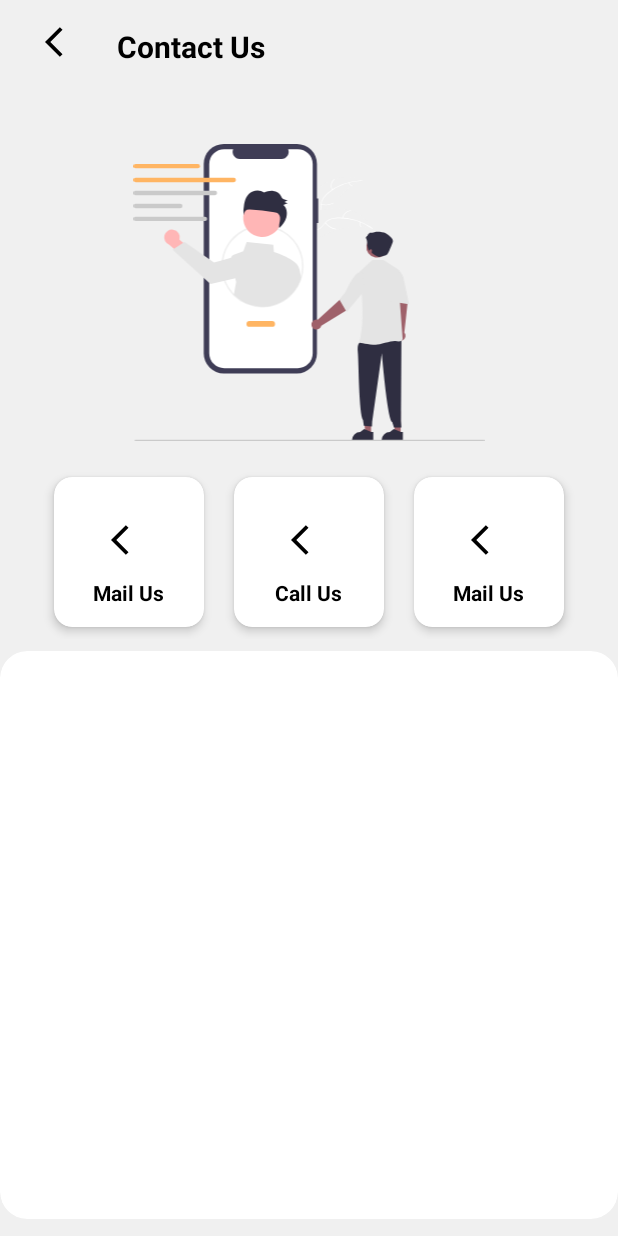
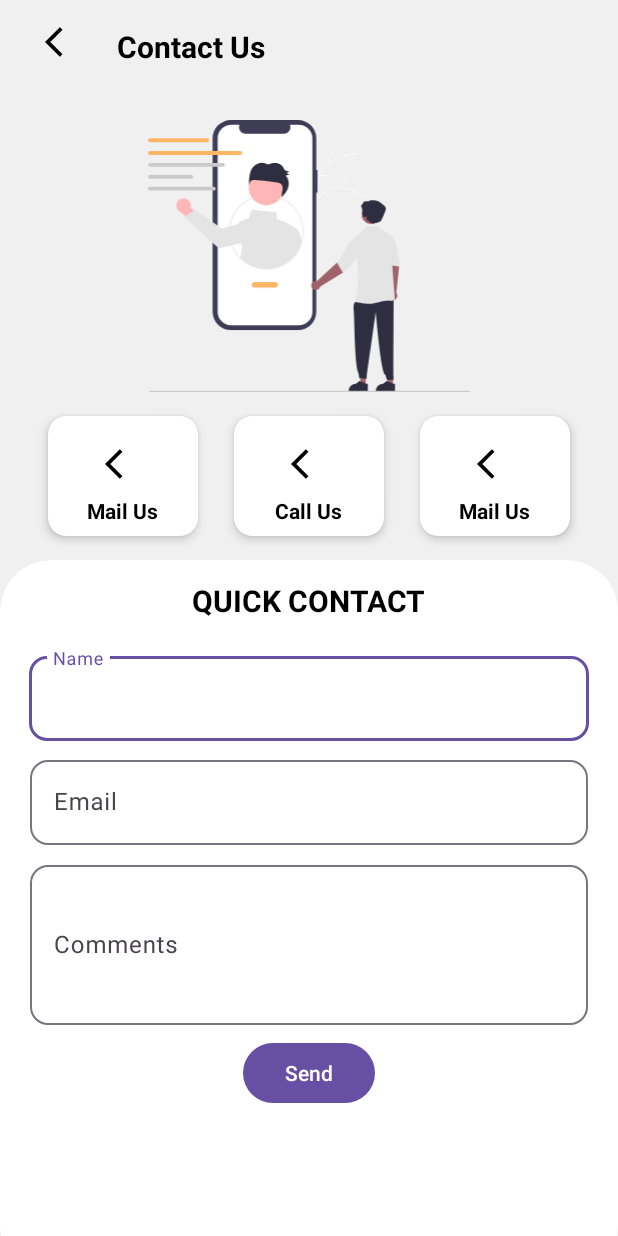
Before and after one commit to hamana21/MAD2023_Team4, an Android app: the ContactUsActivity screen opened directly, with no data from a screen before it, on a phone screen of 412 x 824 dp. Run offline under Robolectric (Android 15) with nearby library versions, the phone set to English and light mode, and no system bars.

Commit message:
Contact Us design

```diff
--- a/app/src/main/res/layout/activity_contact_us.xml
+++ b/app/src/main/res/layout/activity_contact_us.xml
@@ -41,16 +41,17 @@
         android:id="@+id/imageView8"
         android:layout_width="match_parent"
         android:layout_height="0dp"
-        android:layout_margin="32sp"
+        android:layout_margin="16sp"
         android:src="@drawable/support_svg"
-        app:layout_constraintHeight_percent="0.24"
+        app:layout_constraintEnd_toEndOf="parent"
+        app:layout_constraintHeight_percent="0.22"
+        app:layout_constraintStart_toStartOf="parent"
         app:layout_constraintTop_toBottomOf="@+id/linearLayout" />
 
     <androidx.constraintlayout.widget.ConstraintLayout
         android:id="@+id/constraintLayout"
         android:layout_width="match_parent"
         android:layout_height="wrap_content"
-        android:layout_margin="8dp"
         android:padding="8dp"
         app:layout_constraintTop_toBottomOf="@+id/imageView8"
         tools:layout_editor_absoluteX="8dp">
@@ -58,12 +59,12 @@
         <androidx.cardview.widget.CardView
             android:id="@+id/card_call"
             android:layout_width="0dp"
-            android:layout_height="100dp"
+            android:layout_height="80dp"
             android:layout_margin="8dp"
             app:cardCornerRadius="12dp"
             app:cardElevation="4dp"
             app:layout_constraintBottom_toBottomOf="parent"
-            app:layout_constraintDimensionRatio="1,1"
+            app:layout_constraintDimensionRatio="1,1.25"
             app:layout_constraintEnd_toEndOf="parent"
             app:layout_constraintStart_toStartOf="parent"
             app:layout_constraintTop_toTopOf="parent"
@@ -79,7 +80,7 @@
                     android:layout_width="wrap_content"
                     android:layout_height="wrap_content"
                     android:layout_margin="8dp"
-                    android:padding="8dp"
+                    android:padding="4dp"
                     android:src="@drawable/baseline_arrow_back_ios_24" />
 
                 <TextView
@@ -100,12 +101,12 @@
         <androidx.cardview.widget.CardView
             android:id="@+id/card_email"
             android:layout_width="0dp"
-            android:layout_height="100dp"
+            android:layout_height="80dp"
             android:layout_margin="8dp"
             app:cardCornerRadius="12dp"
             app:cardElevation="4dp"
             app:layout_constraintBottom_toBottomOf="parent"
-            app:layout_constraintDimensionRatio="1,1"
+            app:layout_constraintDimensionRatio="1,1.25"
             app:layout_constraintEnd_toStartOf="@+id/card_call"
             app:layout_constraintStart_toStartOf="parent"
             app:layout_constraintTop_toTopOf="parent"
@@ -121,7 +122,7 @@
                     android:layout_width="wrap_content"
                     android:layout_height="wrap_content"
                     android:layout_margin="8dp"
-                    android:padding="8dp"
+                    android:padding="4dp"
                     android:src="@drawable/baseline_arrow_back_ios_24" />
 
                 <TextView
@@ -142,12 +143,12 @@
         <androidx.cardview.widget.CardView
             android:id="@+id/card_chat"
             android:layout_width="0dp"
-            android:layout_height="100dp"
+            android:layout_height="80dp"
             android:layout_margin="8dp"
             app:cardCornerRadius="12dp"
             app:cardElevation="4dp"
             app:layout_constraintBottom_toBottomOf="parent"
-            app:layout_constraintDimensionRatio="1,1"
+            app:layout_constraintDimensionRatio="1,1.25"
             app:layout_constraintEnd_toEndOf="parent"
             app:layout_constraintStart_toEndOf="@+id/card_call"
             app:layout_constraintTop_toTopOf="parent"
@@ -163,7 +164,7 @@
                     android:layout_width="wrap_content"
                     android:layout_height="wrap_content"
                     android:layout_margin="8dp"
-                    android:padding="8dp"
+                    android:padding="4dp"
                     android:src="@drawable/baseline_arrow_back_ios_24" />
 
                 <TextView
@@ -187,10 +188,115 @@
     <androidx.cardview.widget.CardView
         android:layout_width="match_parent"
         android:layout_height="0dp"
-        app:cardCornerRadius="18dp"
+        app:cardCornerRadius="34dp"
         app:cardElevation="0dp"
-        app:layout_constraintHeight_percent="0.46"
+        app:layout_constraintHeight_percent="0.58"
         app:layout_constraintTop_toBottomOf="@+id/constraintLayout">
 
+
+        <androidx.constraintlayout.widget.ConstraintLayout
+            android:layout_width="match_parent"
+            android:layout_height="match_parent">
+
+            <TextView
+                android:id="@+id/textView3"
+                android:layout_width="wrap_content"
+                android:layout_height="wrap_content"
+                android:layout_gravity="center"
+                android:layout_margin="16sp"
+                android:includeFontPadding="false"
+                android:text="Quick Contact"
+                android:textAllCaps="true"
+                android:textColor="@color/black"
+                android:textSize="20sp"
+                android:textStyle="bold"
+                app:layout_constraintEnd_toEndOf="parent"
+                app:layout_constraintStart_toStartOf="parent"
+                app:layout_constraintTop_toTopOf="parent" />
+
+            <com.google.android.material.textfield.TextInputLayout
+                android:id="@+id/txtNameLayout"
+                android:layout_width="match_parent"
+                android:layout_height="wrap_content"
+                android:layout_marginStart="16dp"
+                android:layout_marginTop="16dp"
+                android:layout_marginEnd="16dp"
+                android:padding="3dp"
+
+                app:boxCornerRadiusBottomEnd="12dp"
+                app:boxCornerRadiusBottomStart="12dp"
+                app:boxCornerRadiusTopEnd="12dp"
+                app:boxCornerRadiusTopStart="12dp"
+                app:layout_constraintEnd_toEndOf="parent"
+                app:layout_constraintStart_toStartOf="parent"
+                app:layout_constraintTop_toBottomOf="@+id/textView3">
+
+                <com.google.android.material.textfield.TextInputEditText
+                    android:id="@+id/txtName"
+                    android:layout_width="match_parent"
+                    android:layout_height="wrap_content"
+                    android:hint="Name"
+                    android:textColor="@color/white"
+                    android:textColorHint="@color/white" />
+
+            </com.google.android.material.textfield.TextInputLayout>
+
+            <com.google.android.material.textfield.TextInputLayout
+                android:id="@+id/txtEmail"
+                android:layout_width="match_parent"
+                android:layout_height="wrap_content"
+                android:layout_marginStart="16dp"
+                android:layout_marginEnd="16dp"
+                android:padding="4dp"
+                app:boxCornerRadiusBottomEnd="12dp"
+                app:boxCornerRadiusBottomStart="12dp"
+                app:boxCornerRadiusTopEnd="12dp"
+                app:boxCornerRadiusTopStart="12dp"
+                app:layout_constraintTop_toBottomOf="@+id/txtNameLayout">
+
+                <com.google.android.material.textfield.TextInputEditText
+                    android:id="@+id/txtEmailAddr"
+                    android:layout_width="match_parent"
+                    android:layout_height="wrap_content"
+                    android:hint="Email"
+                    android:textColor="@color/white"
+                    android:textColorHint="@color/white" />
+
+            </com.google.android.material.textfield.TextInputLayout>
+
+            <com.google.android.material.textfield.TextInputLayout
+                android:id="@+id/txtComments"
+                android:layout_width="match_parent"
+                android:layout_height="120dp"
+                android:layout_marginStart="16sp"
+                android:layout_marginEnd="16sp"
+                android:padding="4dp"
+                app:boxCornerRadiusBottomEnd="12dp"
+                app:boxCornerRadiusBottomStart="12dp"
+                app:boxCornerRadiusTopEnd="12dp"
+                app:boxCornerRadiusTopStart="12dp"
+                app:layout_constraintEnd_toEndOf="parent"
+                app:layout_constraintStart_toStartOf="parent"
+                app:layout_constraintTop_toBottomOf="@+id/txtEmail">
+
+                <com.google.android.material.textfield.TextInputEditText
+                    android:id="@+id/txtCommentsEd"
+                    android:layout_width="match_parent"
+                    android:layout_height="match_parent"
+                    android:hint="Comments"
+                    android:textColor="@color/white"
+                    android:textColorHint="@color/white" />
+
+            </com.google.android.material.textfield.TextInputLayout>
+
+            <com.google.android.material.button.MaterialButton
+                android:layout_width="wrap_content"
+                android:layout_height="wrap_content"
+                android:text="Send"
+                android:layout_margin="4dp"
+                app:layout_constraintEnd_toEndOf="parent"
+                app:layout_constraintStart_toStartOf="parent"
+                app:layout_constraintTop_toBottomOf="@+id/txtComments" />
+        </androidx.constraintlayout.widget.ConstraintLayout>
     </androidx.cardview.widget.CardView>
 </androidx.constraintlayout.widget.ConstraintLayout>
```
